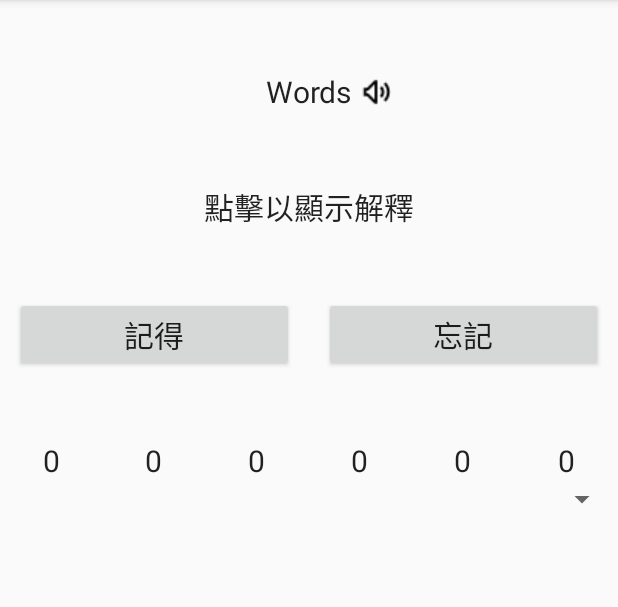
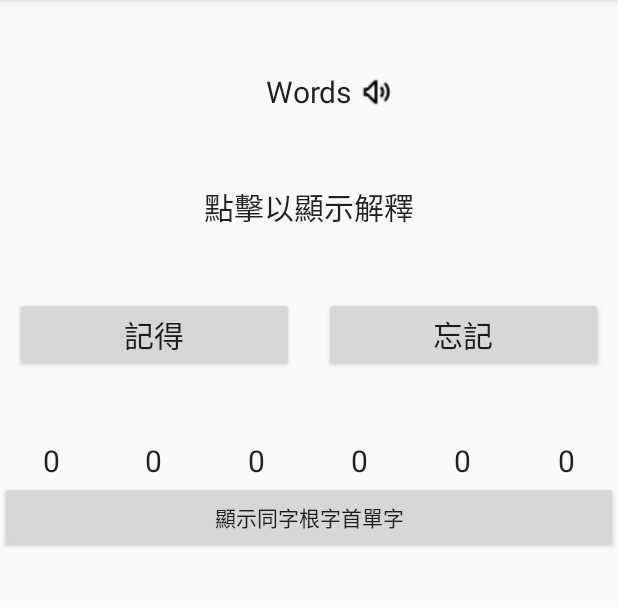
Before and after one commit to TzWenChen/know, an Android app: the ShowWordActivity screen opened directly, with no data from a screen before it, on a phone screen of 412 x 824 dp, the part 84-691 px from its top. Run offline under Robolectric (Android 15) with nearby library versions, the phone set to English and light mode, and no system bars; 34 statements that could not run were skipped.

Commit message:
modified showRoot layout

```diff
--- a/app/src/main/res/layout/activity_show_word.xml
+++ b/app/src/main/res/layout/activity_show_word.xml
@@ -147,11 +147,47 @@
                     android:textAlignment="center" />
             </LinearLayout>
 
-            <Spinner
+            <LinearLayout
+                android:orientation="vertical"
                 android:layout_width="match_parent"
-                android:layout_height="wrap_content"
-                android:id="@+id/showRoot"
-                android:layout_gravity="center_horizontal" />
+                android:layout_height="match_parent"
+                android:weightSum="1">
+
+                <Button
+                    android:layout_width="match_parent"
+                    android:layout_height="wrap_content"
+                    android:text="顯示同字根字首單字"
+                    android:id="@+id/showRoot" />
+
+                <LinearLayout
+                    android:orientation="horizontal"
+                    android:layout_width="match_parent"
+                    android:layout_height="wrap_content"
+                    android:layout_weight="0.78"
+                    android:weightSum="1">
+
+                    <TextView
+                        android:id="@+id/showWord"
+                        android:layout_width="150dp"
+                        android:layout_height="wrap_content"
+                        android:layout_marginTop="10dp"
+                        android:textAppearance="?android:attr/textAppearanceLarge"
+                        android:clickable="true"
+                        android:textSize="20sp"
+                        android:textAlignment="center"
+                        android:gravity="left"
+                        android:layout_weight="0.40" />
+
+                    <TextView
+                        android:layout_width="200dp"
+                        android:layout_height="wrap_content"
+                        android:id="@+id/showMeaning"
+                        android:layout_marginLeft="20dp"
+                        android:layout_weight="0.18"
+                        android:layout_marginTop="10dp"
+                        android:textSize="20dp" />
+                </LinearLayout>
+            </LinearLayout>
 
         </LinearLayout>
     </FrameLayout>
```
